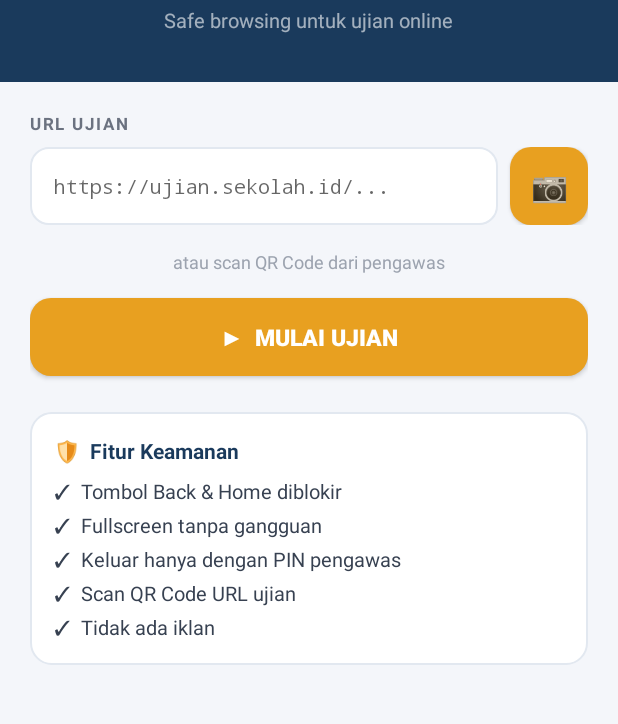
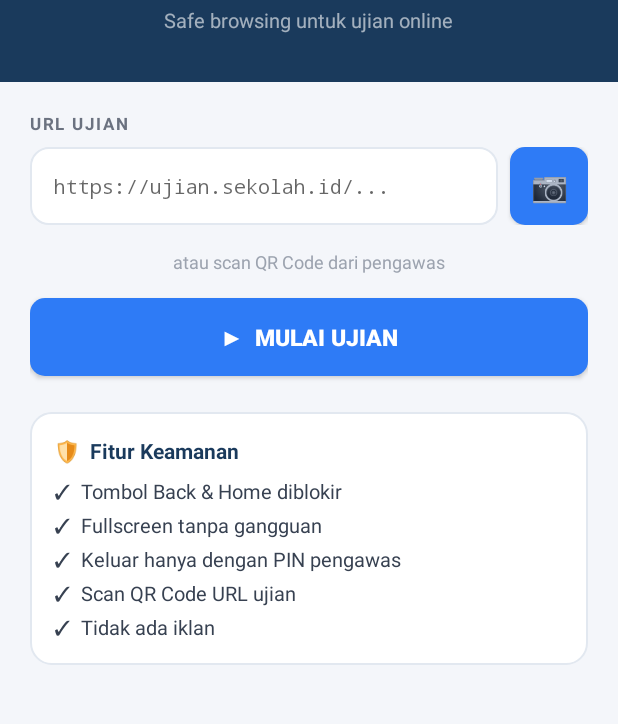
Before and after one commit to ms-edu/exambro, an Android app: the screen it shows after launch (MainActivity), on a phone screen of 412 x 824 dp, the part 227-951 px from its top. Run offline under Robolectric (Android 15) with nearby library versions, the light colour scheme and no system bars.

Commit message:
Add files via upload

```diff
--- a/app/src/main/res/drawable/bg_button_primary.xml
+++ b/app/src/main/res/drawable/bg_button_primary.xml
@@ -1,5 +1,6 @@
 <?xml version="1.0" encoding="utf-8"?>
-<shape xmlns:android="http://schemas.android.com/apk/res/android" android:shape="rectangle">
-    <solid android:color="#E8A020" />
-    <corners android:radius="14dp" />
+<shape xmlns:android="http://schemas.android.com/apk/res/android"
+    android:shape="rectangle">
+    <solid android:color="@color/colorButtonPrimary" />
+    <corners android:radius="10dp" />
 </shape>
--- a/app/src/main/res/layout/activity_main.xml
+++ b/app/src/main/res/layout/activity_main.xml
@@ -9,7 +9,7 @@
     <LinearLayout
         android:layout_width="match_parent"
         android:layout_height="wrap_content"
-        android:background="#1A3A5C"
+        android:background="@color/colorHeaderBg"
         android:orientation="vertical"
         android:paddingStart="24dp"
         android:paddingEnd="24dp"
@@ -30,7 +30,7 @@
             android:layout_width="wrap_content"
             android:layout_height="wrap_content"
             android:layout_marginTop="12dp"
-            android:text="Emes Exam Browser"
+            android:text="@string/app_title"
             android:textColor="#FFFFFF"
             android:textSize="20sp"
             android:textStyle="bold" />
@@ -39,7 +39,7 @@
             android:layout_width="wrap_content"
             android:layout_height="wrap_content"
             android:layout_marginTop="4dp"
-            android:text="Safe browsing untuk ujian online"
+            android:text="@string/app_description"
             android:textColor="#99FFFFFF"
             android:textSize="13sp" />
     </LinearLayout>
--- a/app/src/main/res/values/strings.xml
+++ b/app/src/main/res/values/strings.xml
@@ -1,5 +1,9 @@
 <?xml version="1.0" encoding="utf-8"?>
 <resources>
+    <!-- Nama di launcher / notification bar -->
     <string name="app_name">Emes Exam Browser</string>
-    <string name="app_description">Mode kiosk untuk ujian online yang aman</string>
+    <!-- Judul besar di header layar utama -->
+    <string name="app_title">Emes Exam Browser</string>
+    <!-- Subtitle di bawah judul -->
+    <string name="app_description">Safe browsing untuk ujian online</string>
 </resources>
```
Also changed, not shown: app/src/main/res/values/colors.xml (+11 -2 lines), 2 other files.
